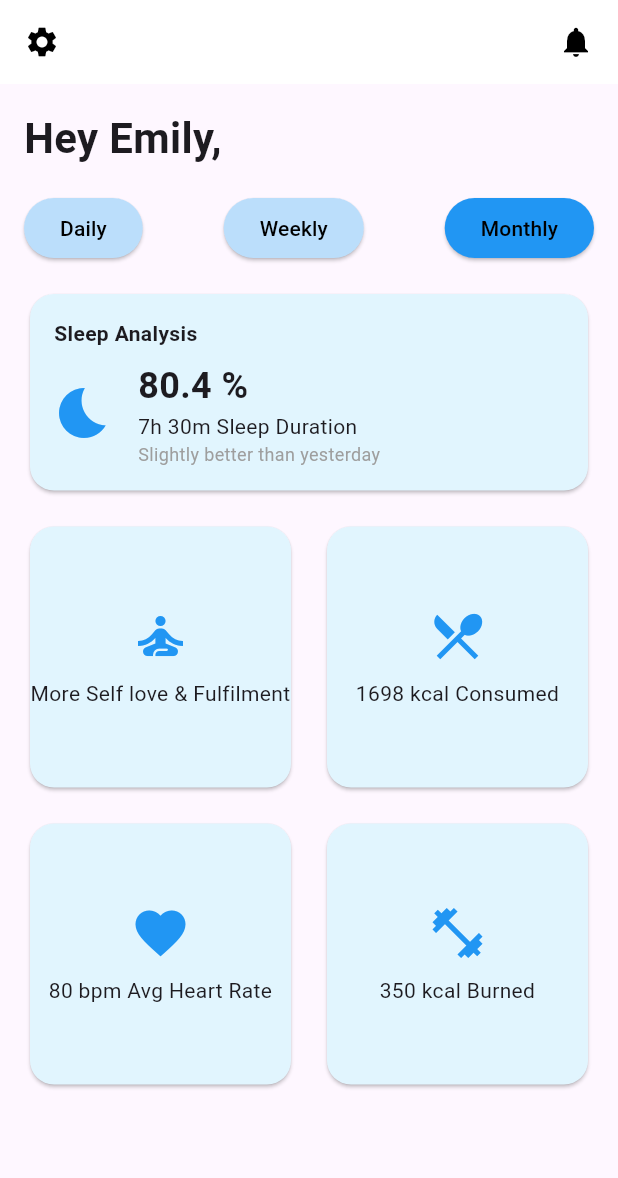
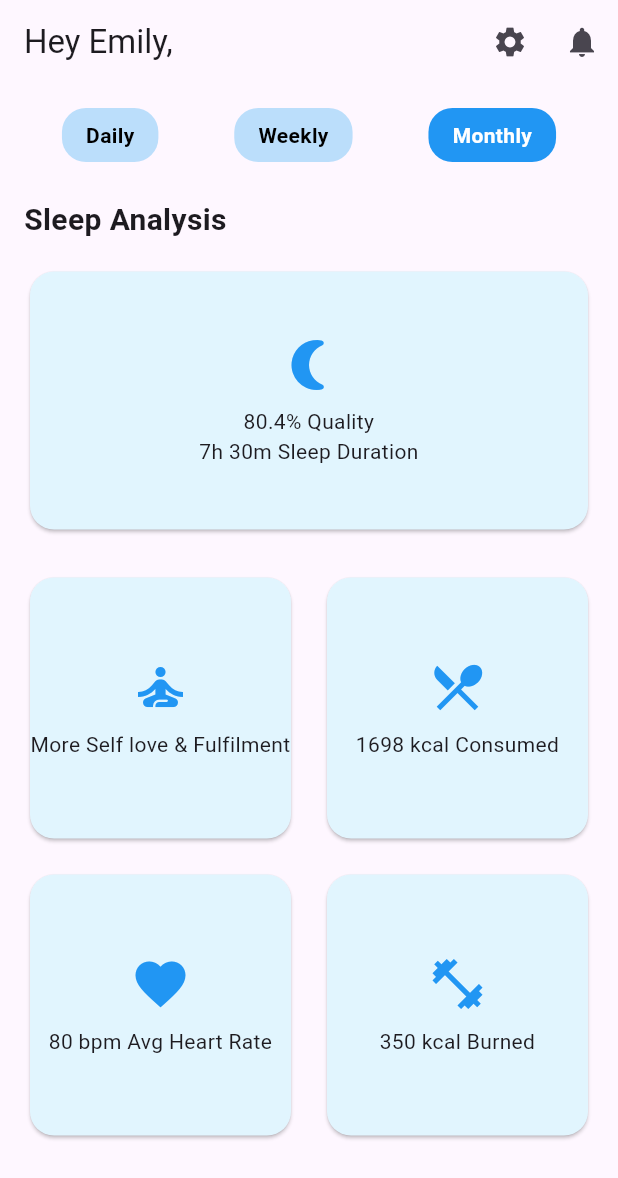
Before and after one commit to ES2-UFPI/Healthway, a Flutter app: the screen it shows after launch, on a phone screen of 412 x 824 dp. Shown: the top 1178 px of the screen. Run offline on Flutter 3.47's test engine with Material 3 defaults, Android fonts, the phone set to English and light mode, and no system bars.

Commit message:
criacao de rotas

```diff
--- a/healthway_app/lib/main.dart
+++ b/healthway_app/lib/main.dart
@@ -1,5 +1,10 @@
 import 'package:flutter/material.dart';
 import 'screens/dashboardScreen.dart';
+import 'screens/sleepAnalysisCard.dart';
+import 'screens/selfLoveScreen.dart';
+import 'screens/caloriesConsumedScreen.dart';
+import 'screens/heartRateScreen.dart';
+import 'screens/caloriesBurnedScreen.dart';
 
 void main() => runApp(MyApp());
 
@@ -7,7 +12,15 @@ class MyApp extends StatelessWidget {
   @override
   Widget build(BuildContext context) {
     return MaterialApp(
-      home: DashboardScreen(),
+      initialRoute: '/',
+      routes: {
+        '/': (context) => DashboardScreen(),
+        '/sleepAnalysis': (context) => SleepAnalysisScreen(),
+        '/selfLove': (context) => SelfLoveScreen(),
+        '/caloriesConsumed': (context) => CaloriesConsumedScreen(),
+        '/heartRate': (context) => HeartRateScreen(),
+        '/caloriesBurned': (context) => CaloriesBurnedScreen(),
+      },
     );
   }
 }
--- a/healthway_app/lib/screens/dashboardScreen.dart
+++ b/healthway_app/lib/screens/dashboardScreen.dart
@@ -1,6 +1,4 @@
 import 'package:flutter/material.dart';
-import '../widgets/selectionButton.dart';
-import '../widgets/sleepAnalysisCard.dart';
 import '../widgets/infoCard.dart';
 
 class DashboardScreen extends StatelessWidget {
@@ -8,12 +6,20 @@ class DashboardScreen extends StatelessWidget {
   Widget build(BuildContext context) {
     return Scaffold(
       appBar: AppBar(
-        backgroundColor: Colors.white,
-        elevation: 0,
-        leading: Icon(Icons.settings, color: Colors.black),
+        title: Text('Hey Emily,'),
         actions: [
-          Icon(Icons.notifications, color: Colors.black),
-          SizedBox(width: 16),
+          IconButton(
+            icon: Icon(Icons.settings),
+            onPressed: () {
+              // Ação ao clicar no ícone de configurações
+            },
+          ),
+          IconButton(
+            icon: Icon(Icons.notifications),
+            onPressed: () {
+              // Ação ao clicar no ícone de notificações
+            },
+          ),
         ],
       ),
       body: Padding(
@@ -21,22 +27,38 @@ class DashboardScreen extends StatelessWidget {
         child: Column(
           crossAxisAlignment: CrossAxisAlignment.start,
           children: [
-            Text(
-              'Hey Emily,',
-              style: TextStyle(fontSize: 28, fontWeight: FontWeight.bold),
-            ),
-            SizedBox(height: 16),
+            // Filtros diários, semanais e mensais
             Row(
-              mainAxisAlignment: MainAxisAlignment.spaceBetween,
+              mainAxisAlignment: MainAxisAlignment.spaceAround,
               children: [
-                SelectionButton(text: 'Daily', isSelected: false),
-                SelectionButton(text: 'Weekly', isSelected: false),
-                SelectionButton(text: 'Monthly', isSelected: true),
+                FilterButton(text: 'Daily'),
+                FilterButton(text: 'Weekly'),
+                FilterButton(
+                  text: 'Monthly',
+                  isSelected: true, // Define o botão "Monthly" como selecionado
+                ),
               ],
             ),
-            SizedBox(height: 16),
-            SleepAnalysisCard(),
-            SizedBox(height: 16),
+            SizedBox(height: 24),
+
+            // Análise de sono
+Text(
+  'Sleep Analysis',
+  style: TextStyle(fontSize: 20, fontWeight: FontWeight.bold),
+),
+SizedBox(height: 16),
+SizedBox(
+  height: 180, // Ajuste a altura conforme necessário
+  child: InfoCard(
+    text: '80.4% Quality\n7h 30m Sleep Duration',
+    icon: Icons.nightlight_round,
+    routeName: '/sleepAnalysis',
+  ),
+),
+SizedBox(height: 24),
+
+
+            // Outros cards de informações
             Expanded(
               child: GridView.count(
                 crossAxisCount: 2,
@@ -44,12 +66,25 @@ class DashboardScreen extends StatelessWidget {
                 mainAxisSpacing: 16,
                 children: [
                   InfoCard(
-                      text: 'More Self love & Fulfilment',
-                      icon: Icons.self_improvement),
+                    text: 'More Self love & Fulfilment',
+                    icon: Icons.self_improvement,
+                    routeName: '/selfLove',
+                  ),
                   InfoCard(
-                      text: '1698 kcal Consumed', icon: Icons.local_dining),
-                  InfoCard(text: '80 bpm Avg Heart Rate', icon: Icons.favorite),
-                  InfoCard(text: '350 kcal Burned', icon: Icons.fitness_center),
+                    text: '1698 kcal Consumed',
+                    icon: Icons.local_dining,
+                    routeName: '/caloriesConsumed',
+                  ),
+                  InfoCard(
+                    text: '80 bpm Avg Heart Rate',
+                    icon: Icons.favorite,
+                    routeName: '/heartRate',
+                  ),
+                  InfoCard(
+                    text: '350 kcal Burned',
+                    icon: Icons.fitness_center,
+                    routeName: '/caloriesBurned',
+                  ),
                 ],
               ),
             ),
@@ -59,3 +94,29 @@ class DashboardScreen extends StatelessWidget {
     );
   }
 }
+
+// Botão de filtro customizado
+class FilterButton extends StatelessWidget {
+  final String text;
+  final bool isSelected;
+
+  const FilterButton({required this.text, this.isSelected = false});
+
+  @override
+  Widget build(BuildContext context) {
+    return Container(
+      padding: EdgeInsets.symmetric(horizontal: 16, vertical: 8),
+      decoration: BoxDecoration(
+        color: isSelected ? Colors.blue : Colors.blue[100],
+        borderRadius: BorderRadius.circular(16),
+      ),
+      child: Text(
+        text,
+        style: TextStyle(
+          color: isSelected ? Colors.white : Colors.black,
+          fontWeight: FontWeight.bold,
+        ),
+      ),
+    );
+  }
+}
--- a/healthway_app/lib/widgets/infoCard.dart
+++ b/healthway_app/lib/widgets/infoCard.dart
@@ -3,12 +3,17 @@ import 'package:flutter/material.dart';
 class InfoCard extends StatelessWidget {
   final String text;
   final IconData icon;
+  final String routeName;
 
-  const InfoCard({required this.text, required this.icon});
+  const InfoCard({required this.text, required this.icon, required this.routeName});
 
   @override
   Widget build(BuildContext context) {
-    return Card(
+    return GestureDetector(
+      onTap: () {
+        Navigator.pushNamed(context, routeName);
+      },
+      child: Card(
         shape: RoundedRectangleBorder(borderRadius: BorderRadius.circular(16)),
         color: Colors.lightBlue[50],
         child: Center(
@@ -21,6 +26,7 @@ class InfoCard extends StatelessWidget {
             ],
           ),
         ),
+      ),
     );
   }
 }
--- a/healthway_app/lib/widgets/sleepAnalysisCard.dart
+++ /dev/null
@@ -1,41 +0,0 @@
-import 'package:flutter/material.dart';
-
-class SleepAnalysisCard extends StatelessWidget {
-  @override
-  Widget build(BuildContext context) {
-    return Card(
-      shape: RoundedRectangleBorder(borderRadius: BorderRadius.circular(16)),
-      color: Colors.lightBlue[50],
-      child: Padding(
-        padding: const EdgeInsets.all(16.0),
-        child: Column(
-          crossAxisAlignment: CrossAxisAlignment.start,
-          children: [
-            Text('Sleep Analysis',
-                style: TextStyle(fontWeight: FontWeight.bold)),
-            SizedBox(height: 8),
-            Row(
-              children: [
-                Icon(Icons.bedtime, size: 40, color: Colors.blue),
-                SizedBox(width: 16),
-                Column(
-                  crossAxisAlignment: CrossAxisAlignment.start,
-                  children: [
-                    Text(
-                      '80.4 %',
-                      style:
-                          TextStyle(fontSize: 24, fontWeight: FontWeight.bold),
-                    ),
-                    Text('7h 30m Sleep Duration'),
-                    Text('Slightly better than yesterday',
-                        style: TextStyle(fontSize: 12, color: Colors.grey)),
-                  ],
-                ),
-              ],
-            ),
-          ],
-        ),
-      ),
-    );
-  }
-}
```
Also changed, not shown: healthway_app/lib/screens/caloriesBurnedScreen.dart (added, +19 -0 lines), healthway_app/lib/screens/caloriesConsumedScreen.dart (added, +19 -0 lines), healthway_app/lib/screens/heartRateScreen.dart (added, +19 -0 lines), healthway_app/lib/screens/selfLoveScreen.dart (added, +16 -0 lines), healthway_app/lib/screens/sleepAnalysisCard.dart (added, +16 -0 lines), healthway_app/flutter_01.png (added). Lines whose indentation alone changed are shown as unchanged.
